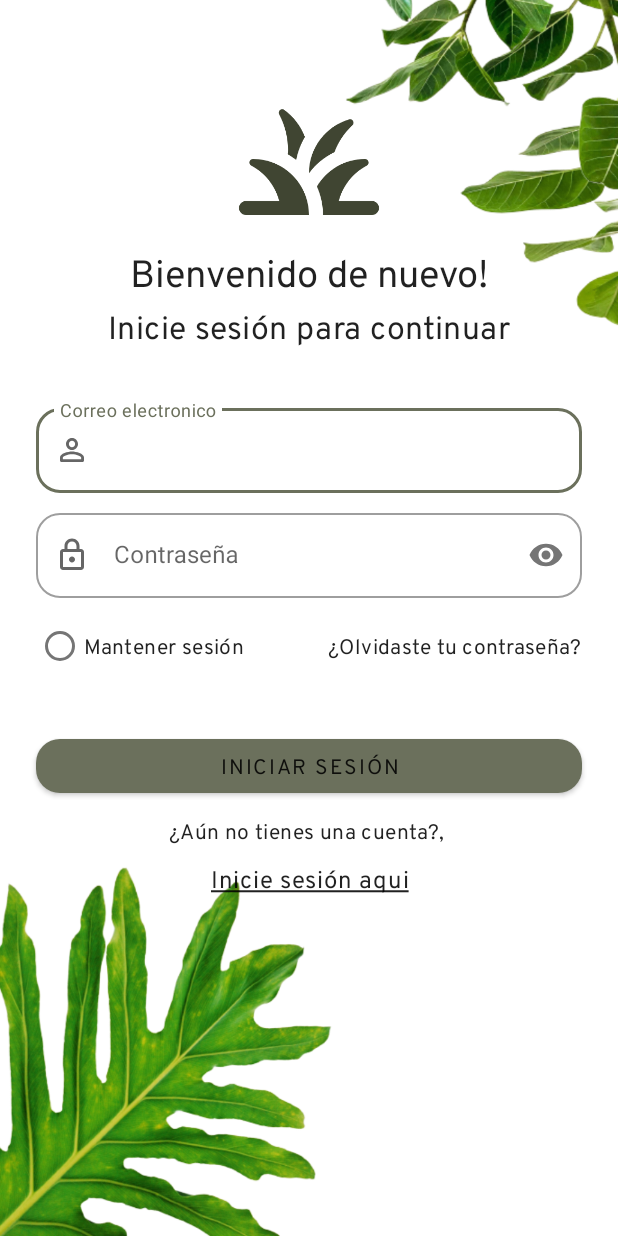
After one commit to DaveDeveloper117/Menta, an Android app: the LoginActivity screen opened directly, with no data from a screen before it, on a phone screen of 412 x 824 dp. The commit adds this screen. Run offline under Robolectric (Android 15) with nearby library versions, the phone set to English and light mode, and no system bars.

Commit message:
init-commit

```diff
--- /dev/null
+++ b/app/src/main/java/com/davedev/menta/LoginActivity.java
@@ -0,0 +1,14 @@
+package com.davedev.menta;
+
+import androidx.appcompat.app.AppCompatActivity;
+
+import android.os.Bundle;
+
+public class LoginActivity extends AppCompatActivity {
+
+    @Override
+    protected void onCreate(Bundle savedInstanceState) {
+        super.onCreate(savedInstanceState);
+        setContentView(R.layout.activity_login);
+    }
+}
--- a/app/src/main/java/com/davedev/menta/MainActivity.java
+++ b/app/src/main/java/com/davedev/menta/MainActivity.java
@@ -33,7 +33,7 @@ public class MainActivity extends AppCompatActivity {
         new Handler().postDelayed(new Runnable() {
             @Override
             public void run() {
-                Intent intent = new Intent(MainActivity.this, DashboardActivity.class);
+                Intent intent = new Intent(MainActivity.this, LoginActivity.class);
                 startActivity(intent);
                 finish();
             }
--- /dev/null
+++ b/app/src/main/res/drawable/ic_outline_lock_24.xml
@@ -0,0 +1,5 @@
+<vector android:height="24dp" android:tint="#000000"
+    android:viewportHeight="24" android:viewportWidth="24"
+    android:width="24dp" xmlns:android="http://schemas.android.com/apk/res/android">
+    <path android:fillColor="@android:color/white" android:pathData="M18,8h-1L17,6c0,-2.76 -2.24,-5 -5,-5S7,3.24 7,6v2L6,8c-1.1,0 -2,0.9 -2,2v10c0,1.1 0.9,2 2,2h12c1.1,0 2,-0.9 2,-2L20,10c0,-1.1 -0.9,-2 -2,-2zM9,6c0,-1.66 1.34,-3 3,-3s3,1.34 3,3v2L9,8L9,6zM18,20L6,20L6,10h12v10zM12,17c1.1,0 2,-0.9 2,-2s-0.9,-2 -2,-2 -2,0.9 -2,2 0.9,2 2,2z"/>
+</vector>
--- /dev/null
+++ b/app/src/main/res/drawable/ic_outline_remove_red_eye_24.xml
@@ -0,0 +1,5 @@
+<vector android:height="24dp" android:tint="#000000"
+    android:viewportHeight="24" android:viewportWidth="24"
+    android:width="24dp" xmlns:android="http://schemas.android.com/apk/res/android">
+    <path android:fillColor="@android:color/white" android:pathData="M12,6.5c3.79,0 7.17,2.13 8.82,5.5 -1.65,3.37 -5.02,5.5 -8.82,5.5S4.83,15.37 3.18,12C4.83,8.63 8.21,6.5 12,6.5m0,-2C7,4.5 2.73,7.61 1,12c1.73,4.39 6,7.5 11,7.5s9.27,-3.11 11,-7.5c-1.73,-4.39 -6,-7.5 -11,-7.5zM12,9.5c1.38,0 2.5,1.12 2.5,2.5s-1.12,2.5 -2.5,2.5 -2.5,-1.12 -2.5,-2.5 1.12,-2.5 2.5,-2.5m0,-2c-2.48,0 -4.5,2.02 -4.5,4.5s2.02,4.5 4.5,4.5 4.5,-2.02 4.5,-4.5 -2.02,-4.5 -4.5,-4.5z"/>
+</vector>
--- /dev/null
+++ b/app/src/main/res/drawable/ic_round_person_outline_24.xml
@@ -0,0 +1,5 @@
+<vector android:height="24dp" android:tint="#000000"
+    android:viewportHeight="24" android:viewportWidth="24"
+    android:width="24dp" xmlns:android="http://schemas.android.com/apk/res/android">
+    <path android:fillColor="@android:color/white" android:pathData="M12,5.9c1.16,0 2.1,0.94 2.1,2.1s-0.94,2.1 -2.1,2.1S9.9,9.16 9.9,8s0.94,-2.1 2.1,-2.1m0,9c2.97,0 6.1,1.46 6.1,2.1v1.1L5.9,18.1L5.9,17c0,-0.64 3.13,-2.1 6.1,-2.1M12,4C9.79,4 8,5.79 8,8s1.79,4 4,4 4,-1.79 4,-4 -1.79,-4 -4,-4zM12,13c-2.67,0 -8,1.34 -8,4v2c0,0.55 0.45,1 1,1h14c0.55,0 1,-0.45 1,-1v-2c0,-2.66 -5.33,-4 -8,-4z"/>
+</vector>
--- /dev/null
+++ b/app/src/main/res/layout/activity_login.xml
@@ -0,0 +1,174 @@
+<?xml version="1.0" encoding="utf-8"?>
+<androidx.constraintlayout.widget.ConstraintLayout xmlns:android="http://schemas.android.com/apk/res/android"
+    xmlns:app="http://schemas.android.com/apk/res-auto"
+    xmlns:tools="http://schemas.android.com/tools"
+    android:layout_width="match_parent"
+    android:layout_height="match_parent"
+    android:orientation="vertical"
+    tools:context=".LoginActivity">
+
+
+    <ImageView
+        android:id="@+id/bgLeftImageView"
+        android:layout_width="300dp"
+        android:layout_height="300dp"
+        android:adjustViewBounds="true"
+        android:cropToPadding="true"
+        android:scaleType="fitCenter"
+        app:layout_constraintBottom_toBottomOf="parent"
+        app:layout_constraintStart_toStartOf="parent"
+        app:srcCompat="@drawable/plant_bottom_left" />
+
+    <ImageView
+        android:id="@+id/bgRightImageView"
+        android:layout_width="300dp"
+        android:layout_height="300dp"
+        android:adjustViewBounds="true"
+        android:cropToPadding="true"
+        android:rotation="180"
+        android:rotationY="180"
+        android:scaleType="centerCrop"
+        app:layout_constraintEnd_toEndOf="parent"
+        app:layout_constraintTop_toTopOf="parent"
+        app:srcCompat="@drawable/plant_top_right" />
+
+    <ImageView
+        android:id="@+id/logoImageView"
+        android:layout_width="0dp"
+        android:layout_height="wrap_content"
+        android:layout_marginStart="150dp"
+        android:layout_marginTop="50dp"
+        android:layout_marginEnd="150dp"
+        android:adjustViewBounds="true"
+        android:cropToPadding="true"
+        app:layout_constraintEnd_toEndOf="parent"
+        app:layout_constraintStart_toStartOf="parent"
+        app:layout_constraintTop_toTopOf="parent"
+        app:srcCompat="@drawable/ic_round_grass" />
+
+    <TextView
+        android:id="@+id/descTextView"
+        android:layout_width="wrap_content"
+        android:layout_height="wrap_content"
+        style="@style/TextAppearance.MdcTypographyStyles.Headline5"
+        android:text="Bienvenido de nuevo!"
+        app:layout_constraintEnd_toEndOf="parent"
+        app:layout_constraintStart_toStartOf="parent"
+        app:layout_constraintTop_toBottomOf="@+id/logoImageView" />
+
+    <TextView
+        android:id="@+id/titleTextView"
+        android:layout_width="wrap_content"
+        android:layout_height="wrap_content"
+        style="@style/TextAppearance.MdcTypographyStyles.Headline6"
+        android:text="Inicie sesión para continuar"
+        app:layout_constraintEnd_toEndOf="parent"
+        app:layout_constraintStart_toStartOf="parent"
+        app:layout_constraintTop_toBottomOf="@+id/descTextView" />
+
+    <com.google.android.material.textfield.TextInputLayout
+        android:id="@+id/userTextField"
+        style="@style/Widget.MaterialComponents.TextInputLayout.OutlinedBox"
+        android:layout_width="match_parent"
+        android:layout_height="wrap_content"
+        android:layout_marginStart="24dp"
+        android:layout_marginTop="32dp"
+        android:layout_marginEnd="24dp"
+        android:hint="Correo electronico"
+        app:boxCornerRadiusBottomEnd="16dp"
+        app:boxCornerRadiusBottomStart="16dp"
+        app:boxCornerRadiusTopEnd="16dp"
+        app:boxCornerRadiusTopStart="16dp"
+        app:layout_constraintEnd_toEndOf="parent"
+        app:layout_constraintStart_toStartOf="parent"
+        app:layout_constraintTop_toBottomOf="@+id/titleTextView"
+        app:startIconDrawable="@drawable/ic_round_person_outline_24">
+
+        <com.google.android.material.textfield.TextInputEditText
+            android:layout_width="match_parent"
+            android:layout_height="wrap_content"
+            android:inputType="textEmailAddress" />
+
+    </com.google.android.material.textfield.TextInputLayout>
+
+    <com.google.android.material.textfield.TextInputLayout
+        android:id="@+id/passwordTextField"
+        style="@style/Widget.MaterialComponents.TextInputLayout.OutlinedBox"
+        android:layout_width="match_parent"
+        android:layout_height="wrap_content"
+        android:layout_marginStart="24dp"
+        android:layout_marginTop="8dp"
+        android:layout_marginEnd="24dp"
+        android:hint="Contraseña"
+        app:boxCornerRadiusBottomEnd="16dp"
+        app:boxCornerRadiusBottomStart="16dp"
+        app:boxCornerRadiusTopEnd="16dp"
+        app:boxCornerRadiusTopStart="16dp"
+        app:layout_constraintEnd_toEndOf="parent"
+        app:layout_constraintStart_toStartOf="parent"
+        app:layout_constraintTop_toBottomOf="@+id/userTextField"
+        app:passwordToggleEnabled="true"
+        app:startIconDrawable="@drawable/ic_outline_lock_24">
+
+        <com.google.android.material.textfield.TextInputEditText
+            android:layout_width="match_parent"
+            android:layout_height="wrap_content"
+            android:inputType="textPassword" />
+
+    </com.google.android.material.textfield.TextInputLayout>
+
+    <RadioButton
+        android:id="@+id/radioRememberButton"
+        style="@style/TextAppearance.MdcTypographyStyles.Body2"
+        android:layout_width="wrap_content"
+        android:layout_height="wrap_content"
+        android:layout_marginTop="8dp"
+        android:text="Mantener sesión"
+        app:layout_constraintStart_toStartOf="@+id/passwordTextField"
+        app:layout_constraintTop_toBottomOf="@+id/passwordTextField" />
+
+    <TextView
+        android:id="@+id/forgotPassTextView"
+        android:layout_width="wrap_content"
+        android:layout_height="wrap_content"
+        style="@style/TextAppearance.MdcTypographyStyles.Body2"
+        android:text="¿Olvidaste tu contraseña?"
+        app:layout_constraintBottom_toBottomOf="@+id/radioRememberButton"
+        app:layout_constraintEnd_toEndOf="@+id/passwordTextField"
+        app:layout_constraintTop_toTopOf="@+id/radioRememberButton" />
+
+    <Button
+        android:id="@+id/loginButton"
+        android:layout_width="0dp"
+        android:layout_height="wrap_content"
+        android:layout_marginTop="32dp"
+        android:text="Iniciar sesión"
+        style="@style/TextAppearance.MdcTypographyStyles.Button"
+        app:cornerRadius="16dp"
+        app:layout_constraintEnd_toEndOf="@+id/passwordTextField"
+        app:layout_constraintStart_toStartOf="@+id/passwordTextField"
+        app:layout_constraintTop_toBottomOf="@+id/radioRememberButton" />
+
+    <TextView
+        android:id="@+id/newAccTextView"
+        style="@style/TextAppearance.MdcTypographyStyles.Body2"
+        android:layout_width="wrap_content"
+        android:layout_height="wrap_content"
+        android:layout_marginTop="8dp"
+        android:text="¿Aún no tienes una cuenta?, "
+        app:layout_constraintEnd_toEndOf="@+id/loginButton"
+        app:layout_constraintStart_toStartOf="@+id/loginButton"
+        app:layout_constraintTop_toBottomOf="@+id/loginButton" />
+
+    <TextView
+        android:id="@+id/registerTextView"
+        android:layout_width="wrap_content"
+        android:layout_height="wrap_content"
+        android:layout_marginTop="8dp"
+        style="@style/TextAppearance.MdcTypographyStyles.Body1"
+        android:text="@string/iniciar_sesion_aqui"
+        app:layout_constraintEnd_toEndOf="@+id/newAccTextView"
+        app:layout_constraintStart_toStartOf="@+id/newAccTextView"
+        app:layout_constraintTop_toBottomOf="@+id/newAccTextView" />
+
+</androidx.constraintlayout.widget.ConstraintLayout>
--- a/app/src/main/res/values-night/themes.xml
+++ b/app/src/main/res/values-night/themes.xml
@@ -12,6 +12,9 @@
         <!-- Status bar color. -->
         <item name="android:statusBarColor">?attr/colorPrimaryVariant</item>
         <!-- Customize your theme here. -->
+        <item name="android:textColorHint">@color/artichoke</item>
+        <item name="android:textColor">@color/artichoke</item>
+        <item name="android:textColorPrimaryDisableOnly">@color/artichoke</item>
     </style>
     <style name="SplashScreen" parent="Theme.MaterialComponents.DayNight.NoActionBar">
         <!-- Status bar color. -->
--- a/app/src/main/res/values/strings.xml
+++ b/app/src/main/res/values/strings.xml
@@ -1,5 +1,6 @@
 <resources>
     <string name="app_name">Menta</string>
+    <string name="iniciar_sesion_aqui"><u>Inicie sesión aqui</u></string>
 
     <style name="TextAppearance.MdcTypographyStyles.Headline1" parent="TextAppearance.MaterialComponents.Headline1">
         <item name="fontFamily">@font/overpass</item>
--- a/app/src/main/res/values/themes.xml
+++ b/app/src/main/res/values/themes.xml
@@ -12,6 +12,9 @@
         <!-- Status bar color. -->
         <item name="android:statusBarColor">?attr/colorPrimaryVariant</item>
         <!-- Customize your theme here. -->
+        <item name="android:textColorHint">@color/rifle_green</item>
+        <item name="android:textColor">@color/rifle_green</item>
+        <item name="android:textColorPrimaryDisableOnly">@color/rifle_green</item>
     </style>
     <style name="SplashScreen" parent="Theme.MaterialComponents.DayNight.NoActionBar">
         <!-- Status bar color. -->
```
Also changed, not shown: app/src/main/AndroidManifest.xml (+13 -4 lines), app/src/main/res/drawable-v24/plant_bottom_left.png (added), app/src/main/res/drawable-v24/plant_top_right.png (added).
